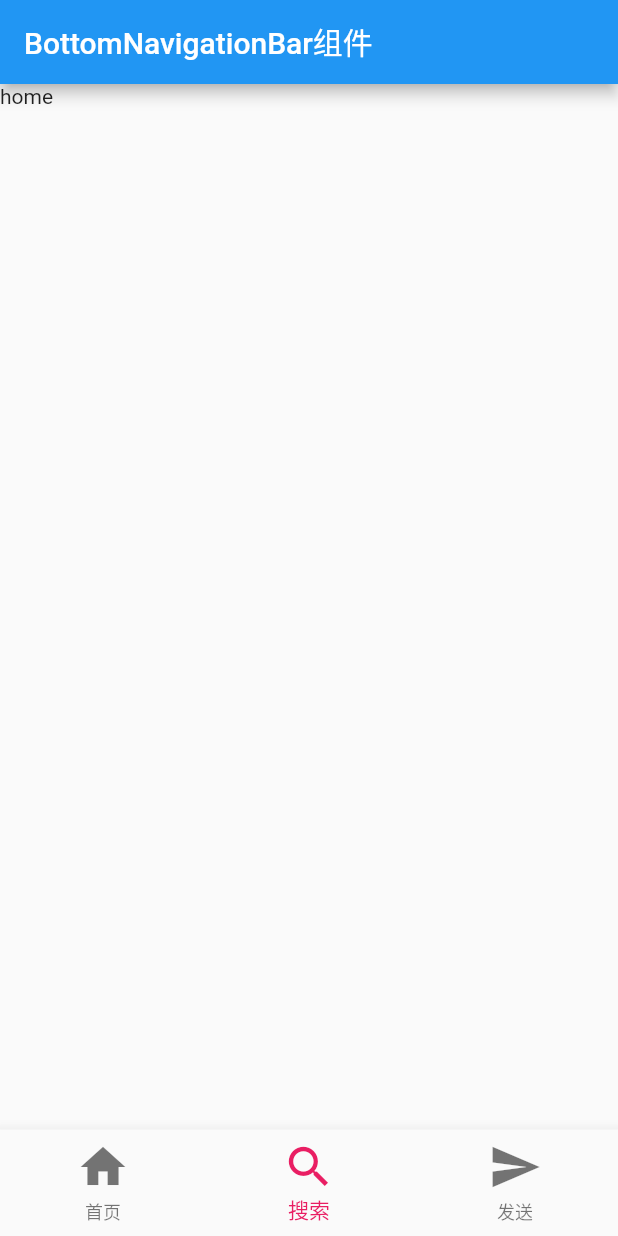
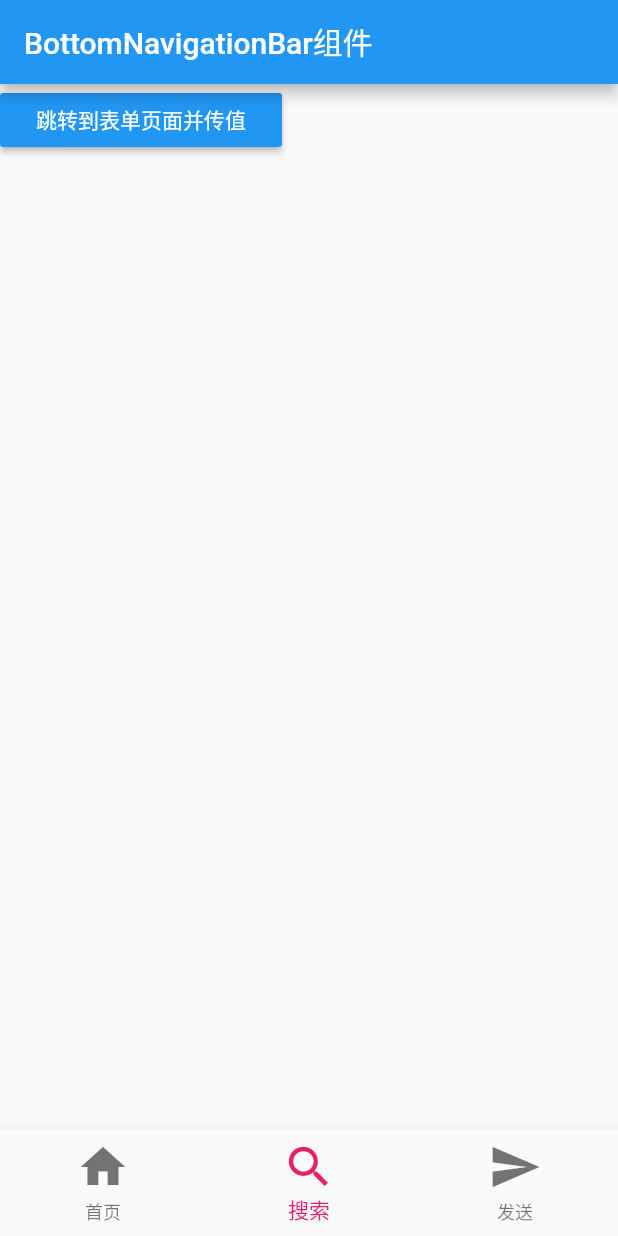
Before and after one commit to zxx1992/flutter_base, a Flutter app: the screen it shows after launch, item 2 of the bottom bar chosen, on a phone screen of 412 x 824 dp. Run offline on Flutter 3.47's test engine with Material 2 defaults, Android fonts, the phone set to English and light mode, and no system bars.

Commit message:
fix: 配置路由及页面路由跳转

```diff
--- a/lib/main.dart
+++ b/lib/main.dart
@@ -1,17 +1,38 @@
+/*
+ * @Author: zhengxiaoxiao
+ * @Date: 2020-06-09 15:17:09
+ * @Description: Do not edit
+ */
+import 'package:demo001/pages/form.dart';
 import 'package:flutter/cupertino.dart';
 import 'package:flutter/material.dart';
 
 import 'pages/Tabs.dart';
+
+// 导入路由跳转的页面
+import 'pages/form.dart';
+import 'pages/list.dart';
+import 'pages/product.dart';
 
 void main() {
   runApp(MyApp());
 }
 
 class MyApp extends StatelessWidget {
+  final routes = {
+    '/form': (context) => FormPage(),
+    '/list': (context) => ListPage(),
+    '/product': (context) => ProductPage(),
+  };
   @override
   Widget build(BuildContext context) {
     // TODO: implement build
     return MaterialApp(
-        home: Tabs());
+      home: Tabs(),
+      //定义命名路由，统一管理
+      routes: this.routes,
+      // 代码直接从官网拿，可实现跳转传参
+      // onGenerateRoute: ,
+    );
   }
 }
--- a/lib/pages/Tabs.dart
+++ b/lib/pages/Tabs.dart
@@ -38,8 +38,8 @@ class _BottomBarState extends State<BottomBar> {
   // 定义变量
   int _currentIndex = 0;
   List _pageList = [
+    HomePage(),
     SearchPage(),
-    HomePage(),
     SettingPage(),
   ];
   @override
@@ -49,6 +49,7 @@ class _BottomBarState extends State<BottomBar> {
       body: this._pageList[this._currentIndex],
       bottomNavigationBar: BottomNavigationBar(
         onTap: (int index) {
+          print(index);
           setState(() {
             this._currentIndex = index;
           });
--- /dev/null
+++ b/lib/pages/list.dart
@@ -0,0 +1,19 @@
+/*
+ * @Author: zhengxiaoxiao
+ * @Date: 2020-06-09 15:51:20
+ * @Description: Do not edit
+ */
+import 'package:flutter/material.dart';
+
+class ListPage extends StatelessWidget {
+  const ListPage({Key key}) : super(key: key);
+
+  @override
+  Widget build(BuildContext context) {
+    return Scaffold(
+        appBar: AppBar(
+          title: Text("跳转"),
+        ),
+        body: Text("是从home页面跳转过来的"));
+  }
+}
--- /dev/null
+++ b/lib/pages/product.dart
@@ -0,0 +1,20 @@
+/*
+ * @Author: zhengxiaoxiao
+ * @Date: 2020-06-09 17:37:39
+ * @Description: Do not edit
+ */
+
+import 'package:flutter/material.dart';
+
+class ProductPage extends StatelessWidget {
+  const ProductPage({Key key}) : super(key: key);
+
+  @override
+  Widget build(BuildContext context) {
+    return Scaffold(
+        appBar: AppBar(
+          title: Text("跳转"),
+        ),
+        body: Text("是从home页面222跳转过来的"));
+  }
+}
--- a/lib/pages/tabs/search.dart
+++ b/lib/pages/tabs/search.dart
@@ -1,9 +1,10 @@
 /*
  * @Author: zhengxiaoxiao
  * @Date: 2020-06-09 14:49:49
- * @Description: Do not edit
+ * @Description: 点击跳转传参
  */
 import 'package:flutter/material.dart';
+import '../form.dart';
 
 class SearchPage extends StatefulWidget {
   SearchPage({Key key}) : super(key: key);
@@ -13,10 +14,30 @@ class SearchPage extends StatefulWidget {
 }
 
 class _SearchPageState extends State<SearchPage> {
+  // 定义路由跳转传值
+  String title = "我是跳转传值";
+  List list = [
+    {'title': "列表传参1"},
+    {'title': "列表传参2"},
+    {'title': "列表传参3"},
+    {'title': "列表传参4"},
+    {'title': "列表传参5"},
+  ];
   @override
   Widget build(BuildContext context) {
-    return Container(
-      child: Text("SearchPage"),
+    return Column(
+      children: <Widget>[
+        RaisedButton(
+          onPressed: () {
+            // 点击跳转传参
+            Navigator.of(context).push(MaterialPageRoute(
+                builder: (context) => FormPage(title: this.title, list: this.list)));
+          },
+          child: Text("跳转到表单页面并传值"),
+          color: Theme.of(context).accentColor,
+          textTheme: ButtonTextTheme.primary,
+        ),
+      ],
     );
   }
 }
```
Also changed, not shown: lib/pages/form.dart (added, +40 -0 lines), lib/pages/tabs/home.dart (+28 -2 lines), lib/pages/tabs/setting.dart (+15 -3 lines), lib/routers/router.dart (added).
